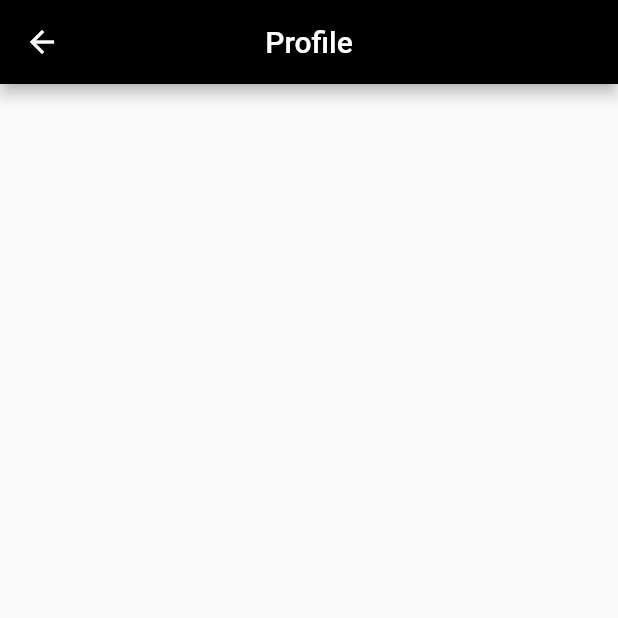
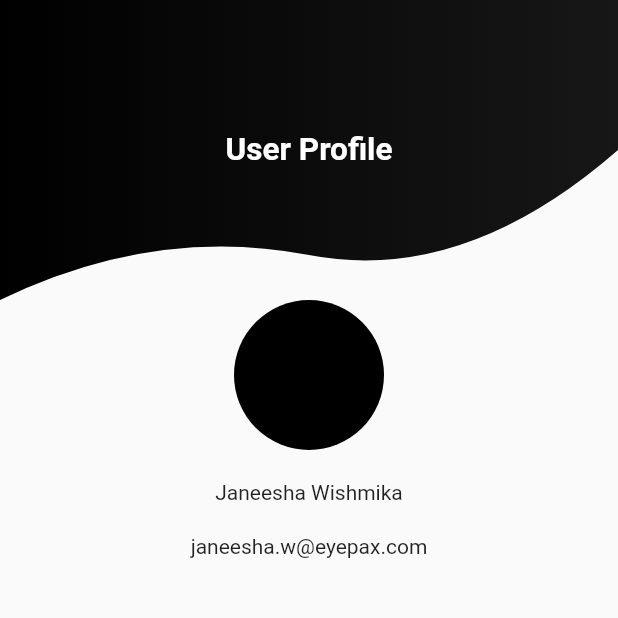
Before and after one commit to janeeshaW/note_app, a Flutter app: the UserProfile screen opened directly, on a phone screen of 412 x 824 dp, the top half of it. Run offline on Flutter 3.47's test engine with Material 2 defaults, Android fonts, the phone set to English and light mode, and no system bars; our stand-ins replace dio, equatable, flutter_screenutil, ionicons, progress_indicators.

Commit message:
added profile ui

```diff
--- a/lib/view/notes/user_profile.dart
+++ b/lib/view/notes/user_profile.dart
@@ -1,4 +1,7 @@
 import 'package:flutter/material.dart';
+
+import '../../utils/constants.dart';
+import '../../widgets/custom_shape_clipper.dart';
 
 class UserProfile extends StatefulWidget {
   const UserProfile({Key? key}) : super(key: key);
@@ -11,11 +14,71 @@ class _UserProfileState extends State<UserProfile> {
   @override
   Widget build(BuildContext context) {
     return Scaffold(
-      appBar: AppBar(
-        backgroundColor: Colors.black,
-        title: const Text("Profile"),
-        centerTitle: true,
+      body: SingleChildScrollView(
+        scrollDirection: Axis.vertical,
+        child: Column(
+          children:  const [AddEventTop(),
+            CircleAvatar(radius: 50,
+              backgroundColor: Colors.black,
+              // add user image
+             // child: ,
+
+            ),
+            SizedBox(height: 20,),
+            Text("Janeesha Wishmika"),
+            SizedBox(height: 20,),
+            Text("janeesha.w@eyepax.com"),
+
+          ],
+        ),
       ),
     );
   }
 }
+class AddEventTop extends StatefulWidget {
+  const AddEventTop({Key? key}) : super(key: key);
+
+  @override
+  State<AddEventTop> createState() => _AddEventTopState();
+}
+
+class _AddEventTopState extends State<AddEventTop> {
+  @override
+  Widget build(BuildContext context) {
+    return Stack(
+      children: <Widget>[
+        ClipPath(
+            clipper: CustomShapeClipper(),
+            child: Container(
+              height: 200.0,
+              decoration: const BoxDecoration(
+                gradient: LinearGradient(
+                  colors: [bgDark, bgBlackLight],
+                ),
+              ),
+              child: Column(
+                mainAxisAlignment: MainAxisAlignment.center,
+                children: [
+                  Padding(
+                    padding: const EdgeInsets.all(16),
+                    child: Row(
+                      mainAxisAlignment: MainAxisAlignment.center,
+                      children: const [
+                        Text(
+                          "User Profile",
+                          style: TextStyle(
+                            color: kBackgroundColor,
+                            fontSize: 21,
+                            fontWeight: FontWeight.w700,
+                          ),
+                        )
+                      ],
+                    ),
+                  ),
+                ],
+              ),
+            )),
+      ],
+    );
+  }
+}
```
